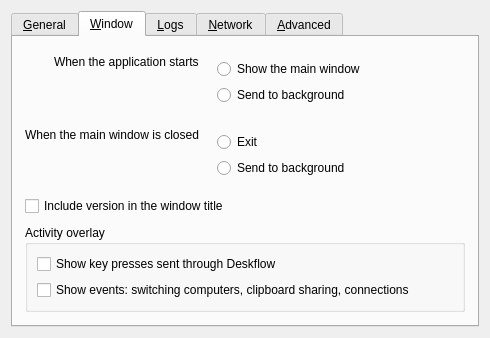
Before: the Qt Designer form src/lib/gui/dialogs/SettingsDialog.ui in milesradford99/deskflow, drawn with Qt 5.
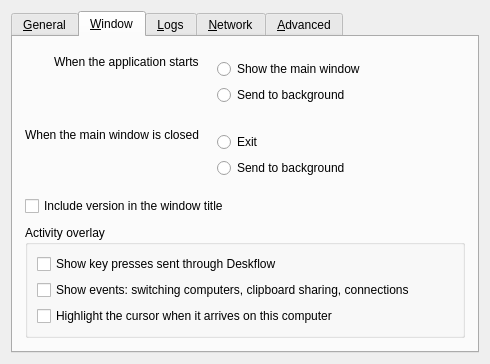
After: the same form once the commit is applied. The open tabs and pages were chosen to show the change. Icons and pictures are not drawn.

Commit message:
feat(gui): ripple around the cursor when it arrives on this computer
When the cursor switches onto this computer, a soft glow blooms under it
while two thin rings ripple out and fade (about 0.7 s), so it is easy to
spot on a large or busy screen. The window is click-through, never takes
focus, follows the cursor while it plays and is hidden with its animation
stopped afterwards. It runs only in the GUI process, so input is never
delayed. On by default, toggled in Preferences next to the overlay.

Claude-Session: https://claude.ai/code/session_015LJhTwCYasJEb4toRgBgxG

Patch:
```diff
--- a/src/lib/gui/dialogs/SettingsDialog.ui
+++ b/src/lib/gui/dialogs/SettingsDialog.ui
@@ -259,6 +259,16 @@
             </property>
            </widget>
           </item>
+          <item>
+           <widget class="QCheckBox" name="cbCursorHighlight">
+            <property name="toolTip">
+             <string>A short ripple around the cursor when it arrives on this computer, so it is easy to find.</string>
+            </property>
+            <property name="text">
+             <string>Highlight the cursor when it arrives on this computer</string>
+            </property>
+           </widget>
+          </item>
          </layout>
         </widget>
        </item>
```
The commit also changes 13 other files.
